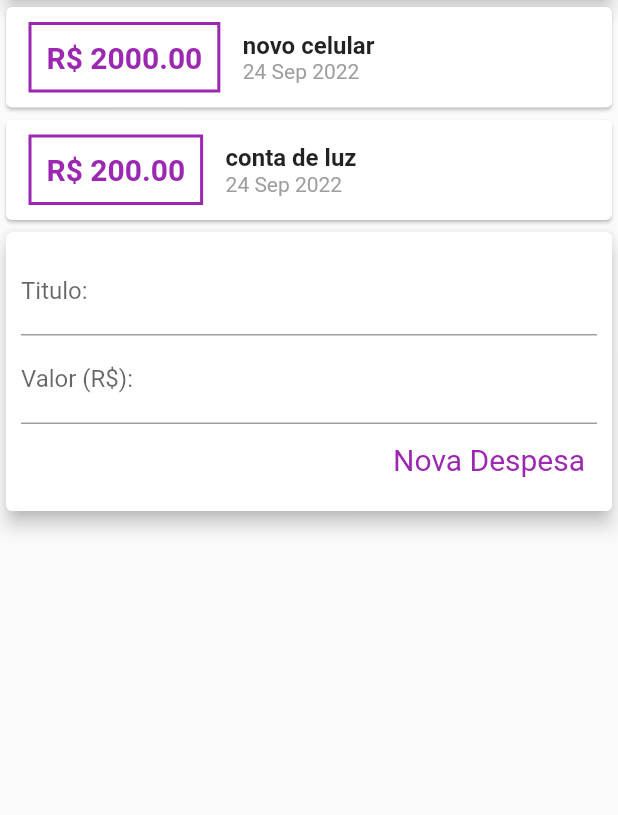
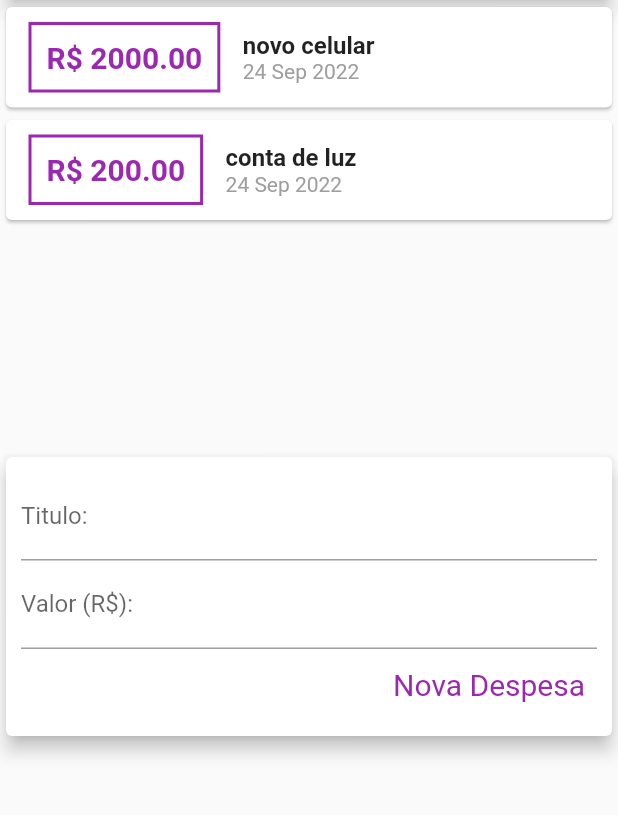
Before and after one commit to LuizFernandesOliveira/flutter-app-personal-expenses, a Flutter app: the screen it shows after launch, on a phone screen of 412 x 824 dp, the part 119-934 px from its top. Run offline on Flutter 3.47's test engine with Material 2 defaults, Android fonts, the phone set to English and light mode, and no system bars.

Commit message:
feat: add list expense

```diff
--- a/lib/components/expense_form.dart
+++ b/lib/components/expense_form.dart
@@ -7,6 +7,17 @@ class ExpenseForm extends StatelessWidget {
   final void Function(String, double) onSubmit;
 
   ExpenseForm({required this.onSubmit});
+
+  _submitForm() {
+    final title = titleController.text;
+    final value = double.tryParse(valueController.text) ?? 0.0;
+
+    if (title.isEmpty || value <= 0) {
+      return;
+    }
+
+    onSubmit(title, value);
+  }
 
   @override
   Widget build(BuildContext context) {
@@ -18,13 +29,16 @@ class ExpenseForm extends StatelessWidget {
           children: [
             TextField(
               controller: titleController,
+              onSubmitted: (_) => _submitForm(),
               decoration: InputDecoration(
                   labelText: 'Titulo:'
               ),
             ),
             TextField(
               controller: valueController,
-              decoration: InputDecoration(
+              keyboardType: const TextInputType.numberWithOptions(decimal: true),
+              onSubmitted: (_) => _submitForm(),
+              decoration: const InputDecoration(
                   labelText: 'Valor (R\$):'
               ),
             ),
@@ -32,12 +46,7 @@ class ExpenseForm extends StatelessWidget {
               mainAxisAlignment: MainAxisAlignment.end,
               children: [
                 TextButton(
-                  onPressed: () {
-                    final title = titleController.text;
-                    final value = double.tryParse(valueController.text) ?? 0.0;
-
-                    onSubmit(title, value);
-                  },
+                  onPressed: _submitForm,
                   child: Text('Nova Despesa'),
                   style: TextButton.styleFrom(
                     textStyle: const TextStyle(
--- a/lib/components/expense_list.dart
+++ b/lib/components/expense_list.dart
@@ -9,8 +9,13 @@ class ExpenseList extends StatelessWidget {
 
   @override
   Widget build(BuildContext context) {
-    return Column(
-        children: expenses.map((e) => Card(
+    return Container(
+      height: 300,
+      child: ListView.builder(
+          itemCount: expenses.length,
+          itemBuilder: (ctx, index) {
+            final expense = expenses[index];
+            return Card(
               child: Row(
                 children: [
                   Container(
@@ -26,7 +31,7 @@ class ExpenseList extends StatelessWidget {
                     ),
                     padding: const EdgeInsets.all(10),
                     child: Text(
-                  'R\$ ${e.value.toStringAsFixed(2)}',
+                      'R\$ ${expense.value.toStringAsFixed(2)}',
                       style: const TextStyle(
                         fontWeight: FontWeight.bold,
                         fontSize: 20,
@@ -38,14 +43,14 @@ class ExpenseList extends StatelessWidget {
                     crossAxisAlignment: CrossAxisAlignment.start,
                     children: [
                       Text(
-                    e.title,
+                        expense.title,
                         style: const TextStyle(
                           fontSize: 16,
                           fontWeight: FontWeight.bold,
                         ),
                       ),
                       Text(
-                    DateFormat('d MMM y').format(e.date),
+                        DateFormat('d MMM y').format(expense.date),
                         style: const TextStyle(
                           color: Colors.grey,
                         ),
@@ -54,7 +59,9 @@ class ExpenseList extends StatelessWidget {
                   )
                 ],
               ),
-        )).toList()
+            );
+          },
+      ),
     );
   }
 }
--- a/lib/main.dart
+++ b/lib/main.dart
@@ -21,7 +21,8 @@ class HomePage extends StatelessWidget {
       appBar: AppBar(
         title: Text('Despesas Pessoais'),
       ),
-      body: Column(
+      body: SingleChildScrollView(
+        child: Column(
           crossAxisAlignment: CrossAxisAlignment.stretch,
           children: <Widget>[
             Container(
@@ -34,6 +35,7 @@ class HomePage extends StatelessWidget {
             ExpenseUser(),
           ],
         ),
+      ),
     );
   }
 }
```
Lines whose indentation alone changed are shown as unchanged.
